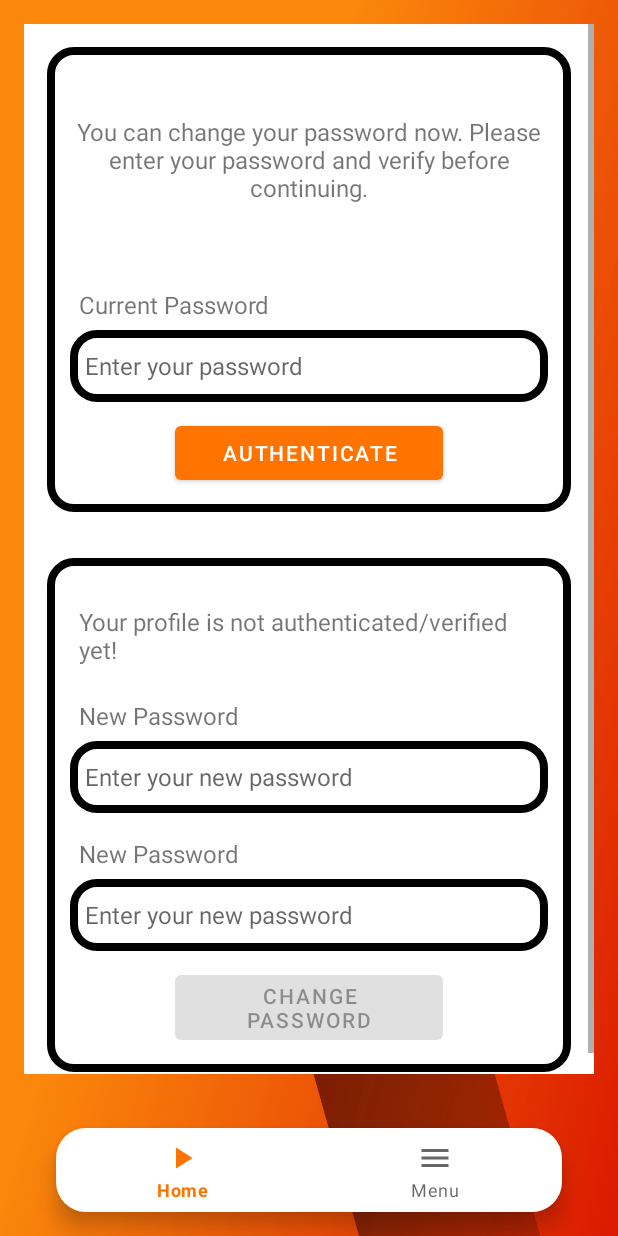
After one commit to Danielx31/eHataw, an Android app: the fragment SettingsActivity placed in its activity, on a phone screen of 412 x 824 dp. The commit adds this screen. Run offline under Robolectric (Android 15) with nearby library versions, the phone set to English and light mode, and no system bars; our stand-ins replace Firebase (no records; nobody signed in at launch, a user with empty details on screens opened directly); pictures from the network do not load; Roboto replaces fonts that are not available here.

Commit message:
Forgot Password and Change Password

```diff
--- a/app/build.gradle
+++ b/app/build.gradle
@@ -44,6 +44,7 @@ dependencies {
     implementation 'com.google.firebase:firebase-auth:21.0.4'
     implementation 'com.google.firebase:firebase-firestore:24.1.2'
     implementation 'com.github.bumptech.glide:glide:4.13.2'
+    implementation 'androidx.preference:preference:1.1.1'
     annotationProcessor 'com.github.bumptech.glide:compiler:4.13.2'
     implementation 'com.google.android.exoplayer:exoplayer:2.18.1'
     implementation 'com.google.android.exoplayer:exoplayer-ui:2.18.1'
--- a/app/src/main/java/com/danielx31/ehataw/LoginActivity.java
+++ b/app/src/main/java/com/danielx31/ehataw/LoginActivity.java
@@ -59,8 +59,6 @@ public class LoginActivity extends AppCompatActivity {
 
         emailTextInputLayout.setTypeface(ResourcesCompat.getFont(getApplicationContext(), R.font.arbutus_regular));
         passwordTextInputLayout.setTypeface(ResourcesCompat.getFont(getApplicationContext(), R.font.arbutus_regular));
-
-//        startActivity(new Intent(getApplicationContext(), HomeActivity.class));
 
         loginButton.setOnClickListener(new View.OnClickListener() {
             @Override
--- /dev/null
+++ b/app/src/main/java/com/danielx31/ehataw/SettingsActivity.java
@@ -0,0 +1,165 @@
+package com.danielx31.ehataw;
+
+import android.content.Intent;
+import android.os.Bundle;
+
+import androidx.annotation.NonNull;
+import androidx.fragment.app.Fragment;
+import androidx.fragment.app.FragmentTransaction;
+
+import android.text.TextUtils;
+import android.view.LayoutInflater;
+import android.view.Menu;
+import android.view.MenuInflater;
+import android.view.MenuItem;
+import android.view.View;
+import android.view.ViewGroup;
+import android.widget.Button;
+import android.widget.EditText;
+import android.widget.TextView;
+import android.widget.Toast;
+
+import com.google.android.gms.tasks.OnCompleteListener;
+import com.google.android.gms.tasks.Task;
+import com.google.android.material.button.MaterialButton;
+import com.google.firebase.auth.AuthCredential;
+import com.google.firebase.auth.EmailAuthProvider;
+import com.google.firebase.auth.FirebaseAuth;
+import com.google.firebase.auth.FirebaseUser;
+
+public class SettingsActivity extends Fragment {
+
+    private FirebaseAuth auth;
+    private EditText editTextPwdCurr, editTextPwdNew, editTextPwdCurrNew;
+    private TextView textViewAuthenticated;
+    private Button buttonChangePwd, buttonReAuthenticated;
+    private String userPwdCurr;
+
+    @Override
+    public View onCreateView(LayoutInflater inflater, ViewGroup container,
+                             Bundle savedInstanceState) {
+        // Inflate the layout for this fragment
+        View view = inflater.inflate(R.layout.fragment_settings_activity, container, false);
+
+        editTextPwdCurr = view.findViewById(R.id.editText_change_pwd_current);
+        editTextPwdNew = view.findViewById(R.id.editText_change_pwd_new);
+        editTextPwdCurrNew = view.findViewById(R.id.editText_change_pwd_new_confirm);
+        textViewAuthenticated = view.findViewById(R.id.textView_update_pwd_authenticated);
+        buttonChangePwd = view.findViewById(R.id.button_update_pwd);
+        buttonReAuthenticated = view.findViewById(R.id.button_authenticate_user);
+
+        //Disable edit text for new password, confirm new password and make change pwd button Unclickable till user is authenticated
+        editTextPwdNew.setEnabled(false);
+        editTextPwdCurrNew.setEnabled(false);
+        buttonChangePwd.setEnabled(false);
+
+        auth = FirebaseAuth.getInstance();
+        FirebaseUser firebaseUser = auth.getCurrentUser();
+
+        if(firebaseUser.equals("")){
+            Toast.makeText(getActivity(), "Something went wrong! User's details not available", Toast.LENGTH_SHORT).show();
+            Intent intent = new Intent(getActivity(), MenuFragment.class);
+            startActivity(intent);
+            getActivity().finish();
+        }else {
+            reAuthenticated(firebaseUser);
+        }
+        return view;
+    }
+
+    //ReAuthenticated User before changing password
+    private void reAuthenticated(FirebaseUser firebaseUser) {
+        buttonReAuthenticated.setOnClickListener(new View.OnClickListener() {
+            @Override
+            public void onClick(View view) {
+                userPwdCurr = editTextPwdCurr.getText().toString();
+
+                if(TextUtils.isEmpty(userPwdCurr)){
+                    Toast.makeText(getActivity(), "Password is needed", Toast.LENGTH_SHORT).show();
+                    editTextPwdCurr.setError("Please enter your current password to authenticate");
+                    editTextPwdCurr.requestFocus();
+                }else{
+                    //ReAutheticate user now
+                    AuthCredential credential = EmailAuthProvider.getCredential(firebaseUser.getEmail(), userPwdCurr);
+                    firebaseUser.reauthenticate(credential).addOnCompleteListener(new OnCompleteListener<Void>() {
+                        @Override
+                        public void onComplete(@NonNull Task<Void> task) {
+                            if (task.isSuccessful()){
+                                //Disable editText for current password. Enable EditText for new password and confirm new password
+                                editTextPwdCurr.setEnabled(false);
+                                editTextPwdNew.setEnabled(true);
+                                editTextPwdCurrNew.setEnabled(true);
+
+                                //Enable Change Pwd button. Disable Authenticate button
+                                buttonReAuthenticated.setEnabled(false);
+                                buttonChangePwd.setEnabled(true);
+
+                                //Set Textview to show user is authenticated/verified
+                                textViewAuthenticated.setText("You are authenticated." + "You can change password now!");
+                                Toast.makeText(getActivity(), "You are authenticated." + "You can change password now!", Toast.LENGTH_SHORT).show();
+                                buttonChangePwd.setOnClickListener(new View.OnClickListener() {
+                                    @Override
+                                    public void onClick(View view) {
+                                        changePwd(firebaseUser);
+                                    }
+                                });
+                            }else {
+                                try {
+                                    throw task.getException();
+                                }catch (Exception e){
+                                    Toast.makeText(getActivity(), e.getMessage(), Toast.LENGTH_SHORT).show();
+                                }
+                            }
+                        }
+                    });
+                }
+            }
+        });
+    }
+
+    private void changePwd(FirebaseUser firebaseUser) {
+        String userPwdNew = editTextPwdNew.getText().toString();
+        String userPwdConfirmNew = editTextPwdCurrNew.getText().toString();
+
+        if (TextUtils.isEmpty(userPwdNew)){
+            Toast.makeText(getActivity(), "New Password is needed", Toast.LENGTH_SHORT).show();
+            editTextPwdNew.setError("Please enter your new password");
+            editTextPwdNew.requestFocus();
+        }else if(TextUtils.isEmpty(userPwdConfirmNew)){
+            Toast.makeText(getActivity(), "Please Confirm your new Password is needed", Toast.LENGTH_SHORT).show();
+            editTextPwdNew.setError("Please re-enter your new password");
+            editTextPwdNew.requestFocus();
+        }else if(!userPwdNew.matches(userPwdConfirmNew)){
+            Toast.makeText(getActivity(), "Password did not match", Toast.LENGTH_SHORT).show();
+            editTextPwdNew.setError("Please re-enter same password");
+            editTextPwdNew.requestFocus();
+
+        }else if(!userPwdConfirmNew.matches(userPwdNew)){
+            Toast.makeText(getActivity(), "New Password cannot be same as old password", Toast.LENGTH_SHORT).show();
+            editTextPwdNew.setError("Please enter your new password");
+            editTextPwdNew.requestFocus();
+        }else{
+            firebaseUser.updatePassword(userPwdNew).addOnCompleteListener(new OnCompleteListener<Void>() {
+                @Override
+                public void onComplete(@NonNull Task<Void> task) {
+                    if (task.isSuccessful()){
+                        Toast.makeText(getActivity(), "Password has been changed", Toast.LENGTH_SHORT).show();
+                        Fragment menuFrag = new MenuFragment();
+                        FragmentTransaction fragmentTransaction = getActivity().getSupportFragmentManager().beginTransaction();
+                        fragmentTransaction.replace(R.id.container_fragment, menuFrag).commit();
+                    }else {
+                        try {
+                            throw task.getException();
+                        }catch (Exception e){
+                            Toast.makeText(getActivity(), e.getMessage(), Toast.LENGTH_SHORT).show();
+                        }
+                    }
+                }
+            });
+        }
+
+    }
+
+
+
+}
--- /dev/null
+++ b/app/src/main/res/layout/fragment_settings_activity.xml
@@ -0,0 +1,180 @@
+<?xml version="1.0" encoding="utf-8"?>
+<ScrollView xmlns:android="http://schemas.android.com/apk/res/android"
+    xmlns:app="http://schemas.android.com/apk/res-auto"
+    xmlns:tools="http://schemas.android.com/tools"
+    android:layout_width="match_parent"
+    android:layout_height="700dp"
+    tools:context=".SettingsActivity">
+    <LinearLayout
+        android:layout_width="match_parent"
+        android:layout_height="wrap_content"
+        android:orientation="vertical"
+        android:background="@color/white">
+
+        <RelativeLayout
+            android:id="@+id/RL_email"
+            android:layout_width="match_parent"
+            android:layout_height="wrap_content"
+            android:layout_marginStart="15dp"
+            android:layout_marginTop="15dp"
+            android:layout_marginEnd="15dp"
+            android:layout_marginBottom="15dp"
+            android:padding="15dp"
+            android:background="@drawable/box">
+
+            <TextView
+                android:id="@+id/textView_update_email_head"
+                android:layout_width="match_parent"
+                android:layout_height="wrap_content"
+                android:layout_marginTop="30dp"
+                android:text="You can change your password now. Please enter your password and verify before continuing."
+                android:textAlignment="center"
+                android:textSize="16sp" />
+
+            <TextView
+                android:id="@+id/textView_update_change_pwd_current"
+                android:layout_width="match_parent"
+                android:layout_height="wrap_content"
+                android:layout_below="@+id/textView_update_email_head"
+                android:layout_marginTop="50dp"
+                android:padding="6dp"
+                android:text="Current Password"
+                android:textSize="16sp" />
+
+            <EditText
+                android:id="@+id/editText_change_pwd_current"
+                android:layout_width="match_parent"
+                android:layout_height="wrap_content"
+                android:layout_below="@id/textView_update_change_pwd_current"
+                android:background="@drawable/box"
+                android:hint="Enter your password"
+                android:inputType="textPassword"
+                android:minHeight="48dp"
+                android:padding="10dp"
+                android:textSize="16dp" />
+
+            <Button
+                android:id="@+id/button_authenticate_user"
+                android:layout_width="match_parent"
+                android:layout_height="wrap_content"
+                android:layout_below="@id/editText_change_pwd_current"
+                android:layout_marginLeft="70dp"
+                android:layout_marginTop="10dp"
+                android:layout_marginRight="70dp"
+                android:text="Authenticate" />
+        </RelativeLayout>
+
+        <RelativeLayout
+            android:layout_width="match_parent"
+            android:layout_height="wrap_content"
+            android:layout_margin="15dp"
+            android:padding="15dp"
+            android:layout_below="@id/RL_email"
+            android:background="@drawable/box">
+
+            <TextView
+                android:id="@+id/textView_update_pwd_authenticated"
+                android:layout_width="match_parent"
+                android:layout_height="wrap_content"
+                android:layout_marginTop="10dp"
+                android:padding="6dp"
+                android:text="Your profile is not authenticated/verified yet!"
+                android:textSize="16sp" />
+
+            <TextView
+                android:id="@+id/textView_change_pwd_new"
+                android:layout_width="match_parent"
+                android:layout_height="wrap_content"
+                android:layout_below="@id/textView_update_pwd_authenticated"
+                android:layout_marginTop="10dp"
+                android:padding="6dp"
+                android:text="New Password"
+                android:textSize="16sp" />
+
+            <EditText
+                android:id="@+id/editText_change_pwd_new"
+                android:layout_width="match_parent"
+                android:layout_height="wrap_content"
+                android:layout_below="@id/textView_change_pwd_new"
+                android:background="@drawable/box"
+                android:hint="Enter your new password"
+                android:inputType="textPassword"
+                android:minHeight="48dp"
+                android:padding="10dp"
+                android:textSize="16dp" />
+
+            <TextView
+                android:id="@+id/textView_change_pwd_new_confirm"
+                android:layout_width="match_parent"
+                android:layout_height="wrap_content"
+                android:layout_below="@id/editText_change_pwd_new"
+                android:layout_marginTop="10dp"
+                android:padding="6dp"
+                android:text="New Password"
+                android:textSize="16sp" />
+
+            <EditText
+                android:id="@+id/editText_change_pwd_new_confirm"
+                android:layout_width="match_parent"
+                android:layout_height="wrap_content"
+                android:layout_below="@id/textView_change_pwd_new_confirm"
+                android:background="@drawable/box"
+                android:hint="Enter your new password"
+                android:inputType="textPassword"
+                android:minHeight="48dp"
+                android:padding="10dp"
+                android:textSize="16dp" />
+
+            <Button
+                android:id="@+id/button_update_pwd"
+                android:layout_width="match_parent"
+                android:layout_height="wrap_content"
+                android:layout_below="@id/editText_change_pwd_new_confirm"
+                android:layout_marginLeft="70dp"
+                android:layout_marginTop="10dp"
+                android:layout_marginRight="70dp"
+                android:text="Change Password" />
+
+        </RelativeLayout>
+    </LinearLayout>
+
+
+
+    <!--    <TextView-->
+    <!--        android:id="@+id/textView4"-->
+    <!--        android:layout_width="wrap_content"-->
+    <!--        android:layout_height="wrap_content"-->
+    <!--        android:layout_marginTop="64dp"-->
+    <!--        android:fontFamily="@font/concert_one"-->
+    <!--        android:text="You can change you password now. Please enter your password and verify before continuing."-->
+    <!--        android:textAlignment="center"-->
+    <!--        android:textColor="#000000"-->
+    <!--        android:textSize="20sp"-->
+    <!--        app:layout_constraintEnd_toEndOf="@+id/textView6"-->
+    <!--        app:layout_constraintHorizontal_bias="0.0"-->
+    <!--        app:layout_constraintStart_toStartOf="@+id/imageView4"-->
+    <!--        app:layout_constraintTop_toBottomOf="@+id/textView6" />-->
+
+    <!--    <ImageView-->
+    <!--        android:id="@+id/imageView4"-->
+    <!--        android:layout_width="186dp"-->
+    <!--        android:layout_height="147dp"-->
+    <!--        android:src="@drawable/logo_3"-->
+    <!--        app:layout_constraintStart_toStartOf="parent"-->
+    <!--        app:layout_constraintTop_toTopOf="parent" />-->
+
+    <!--    <TextView-->
+    <!--        android:id="@+id/textView6"-->
+    <!--        android:layout_width="171dp"-->
+    <!--        android:layout_height="50dp"-->
+    <!--        android:layout_marginTop="52dp"-->
+    <!--        android:fontFamily="@font/concert_one"-->
+    <!--        android:text="Account"-->
+    <!--        android:textColor="#000000"-->
+    <!--        android:textSize="48sp"-->
+    <!--        app:layout_constraintEnd_toEndOf="parent"-->
+    <!--        app:layout_constraintHorizontal_bias="0.453"-->
+    <!--        app:layout_constraintStart_toEndOf="@+id/imageView4"-->
+    <!--        app:layout_constraintTop_toTopOf="parent" />-->
+
+</ScrollView>
```
Also changed, not shown: app/src/main/java/com/danielx31/ehataw/ForgotPasswordActivity.java (+28 -6 lines), app/src/main/java/com/danielx31/ehataw/MenuFragment.java (+24 -41 lines), app/src/main/res/layout/activity_forgot_password.xml (+13 -12 lines), app/src/main/res/layout/fragment_menu.xml (+82 -70 lines), app/src/main/res/values/arrays.xml (added, +12 -0 lines), app/src/main/res/values/strings.xml (+14 -0 lines), app/src/main/res/xml/root_preferences.xml (added, +38 -0 lines).
